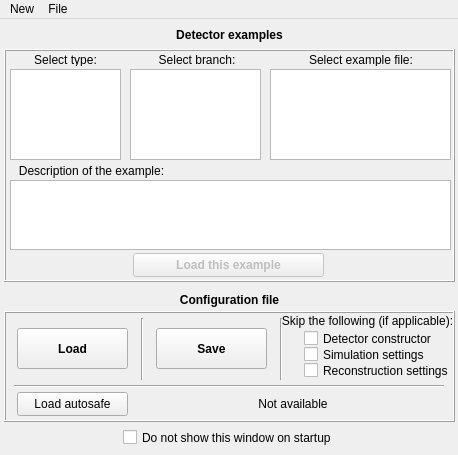
The window that src/gui/exampleswindow.ui (andrmor/ANTS2) describes before a commit, drawn with Qt 5.
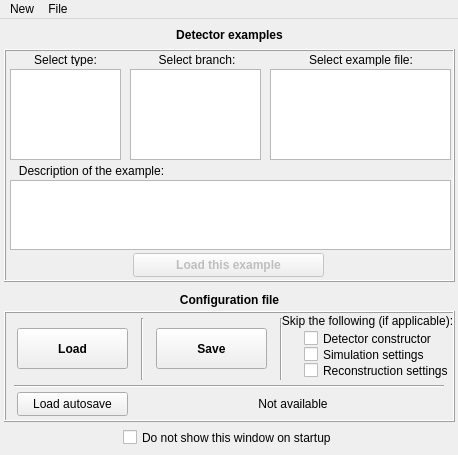
The same window after the commit.

Patch:
```diff
--- a/src/gui/exampleswindow.ui
+++ b/src/gui/exampleswindow.ui
@@ -394,7 +394,7 @@
       <string>Load configuration saved on last exit</string>
      </property>
      <property name="text">
-      <string>Load autosafe</string>
+      <string>Load autosave</string>
      </property>
     </widget>
     <widget class="QLabel" name="labLastOnExit">
```
Left out of the diff: 2 changed lines with no effect on the pictures.
